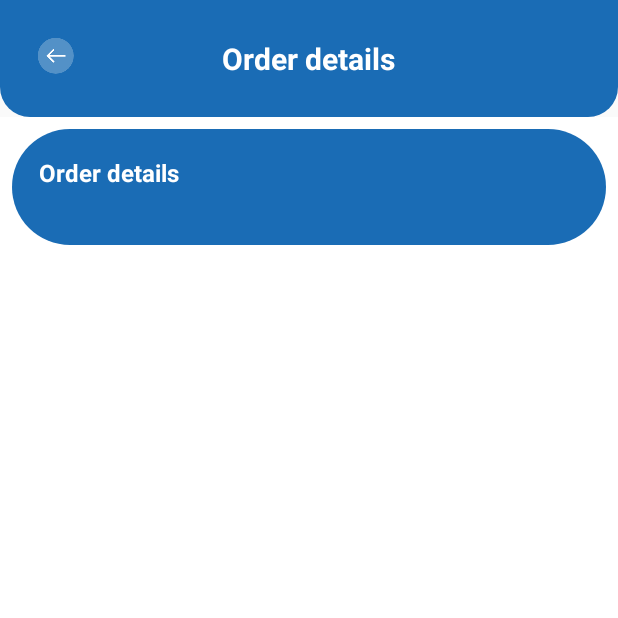
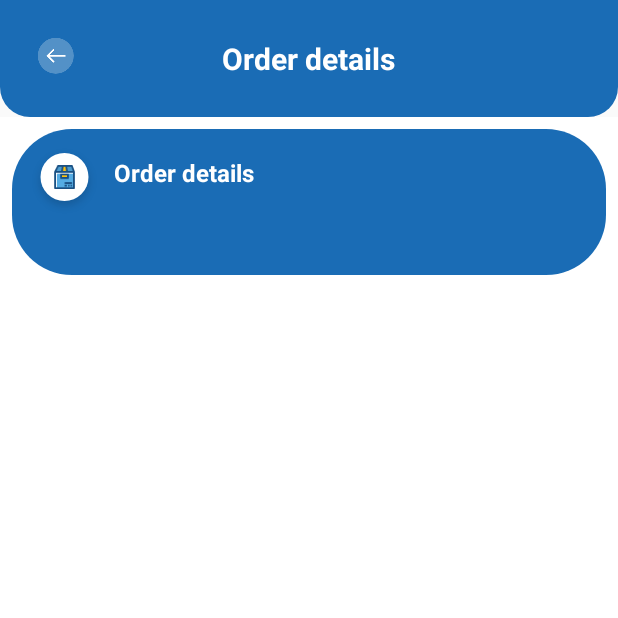
Before and after one commit to aboodZed/4_order_station_driver_new, an Android app: the PublicOrderActivity screen opened directly, with no data from a screen before it, on a phone screen of 412 x 824 dp, the top half of it. Run offline under Robolectric (Android 15) with nearby library versions, the phone set to English and light mode, and no system bars; our stand-ins replace Firebase (no records; nobody signed in at launch, a user with empty details on screens opened directly); network calls fail; pictures from the network do not load; 6 statements that could not run were skipped.

Commit message:
add shape to public order details and edit the notifications

```diff
--- a/app/src/main/java/com/AbdUlla/a4_order_station_driver/feature/order/publicOrder/PublicOrderActivity.java
+++ b/app/src/main/java/com/AbdUlla/a4_order_station_driver/feature/order/publicOrder/PublicOrderActivity.java
@@ -32,7 +32,7 @@ public class PublicOrderActivity extends BaseActivity {
     }
 
     private void click() {
-        binding.ivBack.setOnClickListener(view -> onBackPressed());
+        binding.ivBack.setOnClickListener(view -> navigate(OrdersFragment.page));
     }
 
     private void setData() {
--- a/app/src/main/java/com/AbdUlla/a4_order_station_driver/feature/order/publicOrder/publicOrderView/PublicOrderViewFragment.java
+++ b/app/src/main/java/com/AbdUlla/a4_order_station_driver/feature/order/publicOrder/publicOrderView/PublicOrderViewFragment.java
@@ -97,7 +97,6 @@ public class PublicOrderViewFragment extends Fragment implements
         binding.ivUploadMessage.setOnClickListener(view -> presenter.sendMessage(""));
         binding.ivUploadPhoto.setOnClickListener(view -> uploadPhoto());
         binding.tvMore.setOnClickListener(v -> openBillDialog());
-
         /*binding.ivTracking.setOnClickListener(view -> showLocation());
         binding.ivMore.setOnClickListener(view -> {
             presenter.getData(publicOrder);
--- a/app/src/main/res/layout/fragment_public_chat.xml
+++ b/app/src/main/res/layout/fragment_public_chat.xml
@@ -89,16 +89,24 @@
         android:layout_marginBottom="@dimen/small_margin"
         android:padding="@dimen/medium_padding">
 
+        <ImageView
+            android:id="@+id/imageView"
+            android:layout_width="wrap_content"
+            android:layout_height="wrap_content"
+            android:src="@drawable/ic_public_order_details"
+            app:layout_constraintStart_toStartOf="parent"
+            app:layout_constraintTop_toTopOf="parent" />
+
         <TextView
             android:id="@+id/textView"
-            android:layout_width="match_parent"
+            android:layout_width="wrap_content"
             android:layout_height="wrap_content"
+            android:layout_margin="@dimen/small_margin"
             android:text="@string/order_details"
-            android:layout_margin="@dimen/small_margin"
             android:textColor="@color/white"
             android:textSize="@dimen/medium_text"
             android:textStyle="bold"
-            app:layout_constraintStart_toStartOf="parent"
+            app:layout_constraintStart_toEndOf="@+id/imageView"
             app:layout_constraintTop_toTopOf="parent" />
 
         <TextView
@@ -109,7 +117,7 @@
             android:textColor="@color/gray"
             app:layout_constraintEnd_toEndOf="parent"
             app:layout_constraintStart_toStartOf="parent"
-            app:layout_constraintTop_toBottomOf="@+id/textView" />
+            app:layout_constraintTop_toBottomOf="@+id/imageView" />
 
         <TextView
             android:id="@+id/tv_more"
--- a/app/src/main/res/layout/item_order.xml
+++ b/app/src/main/res/layout/item_order.xml
@@ -231,7 +231,7 @@
             android:id="@+id/tv_type"
             android:layout_width="wrap_content"
             android:layout_height="wrap_content"
-            android:textColor="@color/black"
+            android:textColor="@color/red"
             android:layout_marginStart="@dimen/small_margin"
             android:textSize="@dimen/text" />
 
```
Also changed, not shown: app/src/main/java/com/AbdUlla/a4_order_station_driver/feature/data/natification/NotificationFragment.java (+9 -9 lines), app/src/main/java/com/AbdUlla/a4_order_station_driver/feature/main/adapter/NotificationsAdapter.java (+5 -2 lines), app/src/main/res/drawable-hdpi/ic_public_order_details.png (added), app/src/main/res/drawable-ldpi/ic_public_order_details.png (added), app/src/main/res/drawable-mdpi/ic_public_order_details.png (added), app/src/main/res/drawable-xhdpi/ic_public_order_details.png (added), app/src/main/res/drawable-xxhdpi/ic_public_order_details.png (added), app/src/main/res/drawable-xxxhdpi/ic_public_order_details.png (added).
